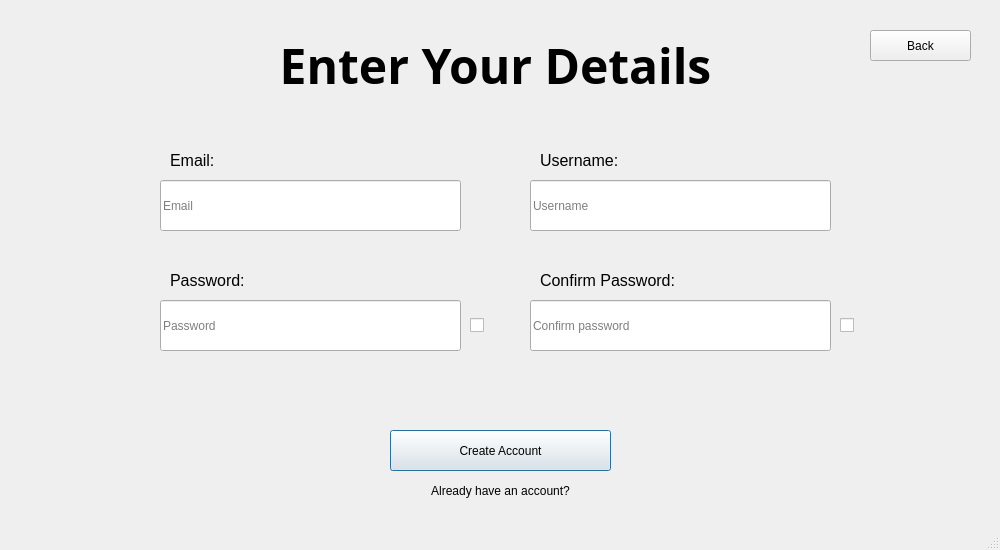
Above: Main/client/gui/ui/signup.ui from SuperName3102/Final-Project before the change. Below: the same form after it.
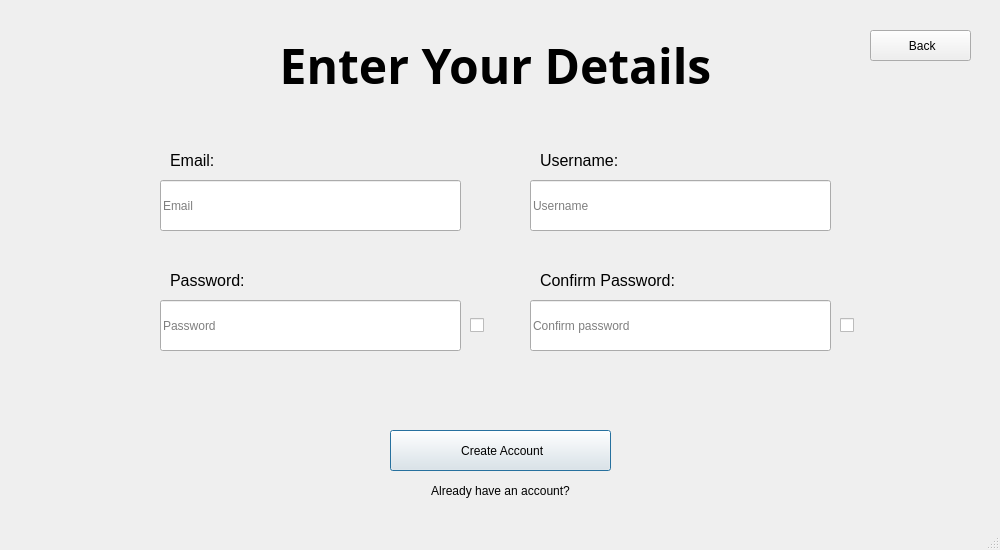
That is the form after the change.

```diff
--- a/Main/client/gui/ui/signup.ui
+++ b/Main/client/gui/ui/signup.ui
@@ -72,7 +72,7 @@
      <string notr="true"/>
     </property>
     <property name="text">
-     <string>Create Account</string>
+     <string> Create Account</string>
     </property>
     <property name="iconSize">
      <size>
@@ -129,7 +129,7 @@
      <string notr="true"/>
     </property>
     <property name="text">
-     <string>Back</string>
+     <string> Back</string>
     </property>
     <property name="iconSize">
      <size>
```
